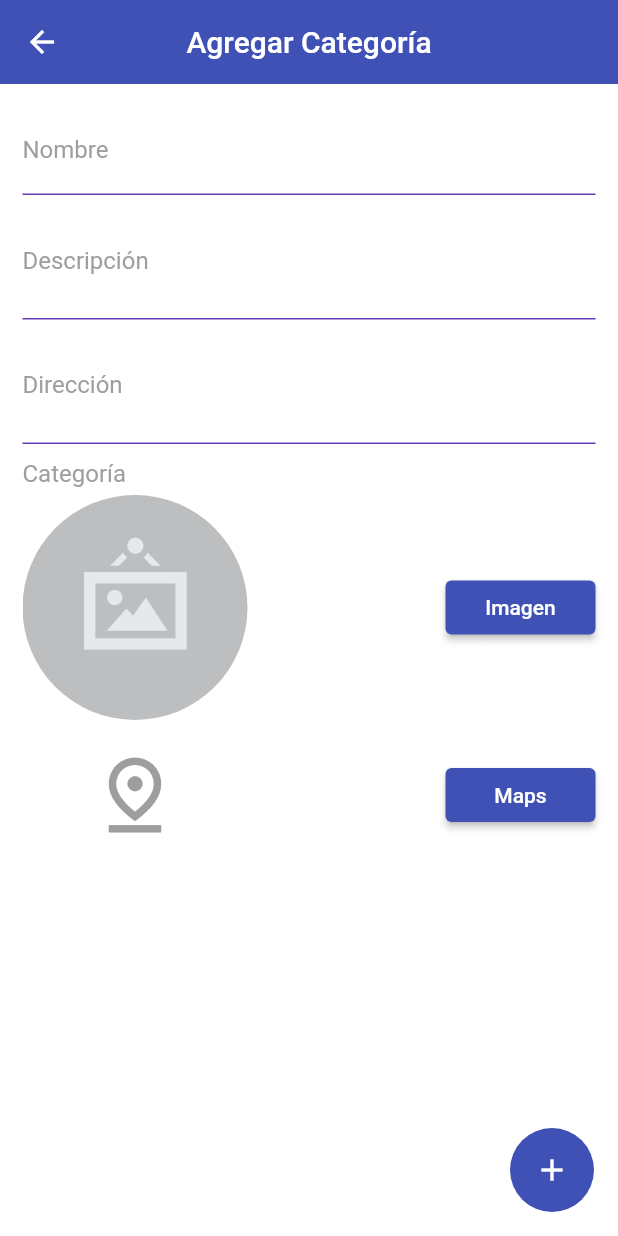
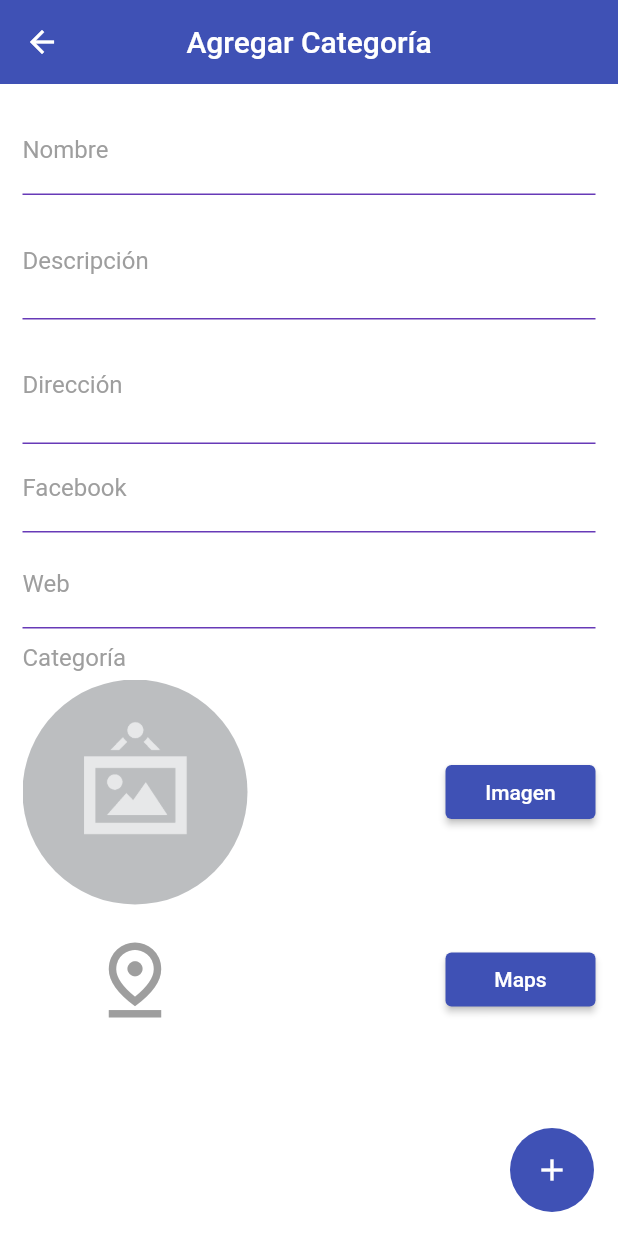
Before and after one commit to RobertoQuintero/lawebdepoza_flutter, a Flutter app: the HomeScreen screen opened by its route, after a tap on the "add" icon, on a phone screen of 412 x 824 dp. Run offline on Flutter 3.47's test engine with Material 2 defaults, Android fonts, the phone set to English and light mode, and no system bars; our stand-ins replace flutter_secure_storage, geolocator, google_maps_flutter, image_picker; accounts and stored records are empty; network calls fail.

Commit message:
Agrega geolocator para obtener ubicacion, modifica AddPlaceScreen para añadir facebook y web, Configura google maps

```diff
--- a/lib/models/place.dart
+++ b/lib/models/place.dart
@@ -12,7 +12,7 @@ class Place {
     required this.description,
     this.img,
     required this.address,
-    required this.coordinates,
+    this.coordinates,
     this.facebook = '',
     this.web = '',
     this.createdAt,
@@ -29,7 +29,7 @@ class Place {
   String description;
   String? img;
   String address;
-  Coordinates coordinates;
+  Coordinates? coordinates;
   String facebook;
   String web;
   DateTime? createdAt;
@@ -68,7 +68,7 @@ class Place {
         "description": description,
         "img": img,
         "address": address,
-        "coordinates": coordinates.toMap(),
+        "coordinates": coordinates!.toMap(),
         "facebook": facebook,
         "web": web,
         "updated_at": updatedAt!.toIso8601String(),
--- a/lib/screens/add_place_screen.dart
+++ b/lib/screens/add_place_screen.dart
@@ -81,9 +81,7 @@ class AddPlaceScreen extends StatelessWidget {
                         : 'Nombre muy corto';
                   },
                 ),
-                SizedBox(
-                  height: sizedboxHeight,
-                ),
+                SizedBox(height: sizedboxHeight),
                 TextFormField(
                   initialValue: place.address,
                   keyboardType: TextInputType.multiline,
@@ -97,6 +95,20 @@ class AddPlaceScreen extends StatelessWidget {
                         ? null
                         : 'Nombre muy corto';
                   },
+                ),
+                TextFormField(
+                  initialValue: place.facebook,
+                  decoration: InputDecorations.authInputDecoration(
+                      hintText: 'https://www.facebook...',
+                      labelText: 'Facebook'),
+                  onChanged: (value) => place.facebook = value,
+                ),
+                SizedBox(height: sizedboxHeight),
+                TextFormField(
+                  initialValue: place.web,
+                  decoration: InputDecorations.authInputDecoration(
+                      hintText: 'https://www...', labelText: 'Web'),
+                  onChanged: (value) => place.web = value,
                 ),
                 SizedBox(
                   height: sizedboxHeight,
@@ -133,7 +145,10 @@ class AddPlaceScreen extends StatelessWidget {
                 SizedBox(
                   height: sizedboxHeight + 15,
                 ),
-                _PickLocationRow()
+                _PickLocationRow(),
+                SizedBox(
+                  height: 80,
+                )
               ],
             ),
           ),
@@ -141,19 +156,26 @@ class AddPlaceScreen extends StatelessWidget {
   }
 }
 
-class _PickLocationRow extends StatelessWidget {
-  const _PickLocationRow({
-    Key? key,
-  }) : super(key: key);
+class _PickLocationRow extends StatefulWidget {
+  @override
+  __PickLocationRowState createState() => __PickLocationRowState();
+}
 
+class __PickLocationRowState extends State<_PickLocationRow> {
   @override
   Widget build(BuildContext context) {
+    final placesService = Provider.of<PlacesService>(context);
+    final place = placesService.selectedPlace;
     return Row(
       mainAxisAlignment: MainAxisAlignment.spaceBetween,
       children: [
         Container(
             width: 150,
-            child: Icon(Icons.pin_drop_outlined, color: Colors.grey, size: 60)),
+            child: Icon(Icons.pin_drop_outlined,
+                color: place.coordinates != null
+                    ? Theme.of(context).primaryColor
+                    : Colors.grey,
+                size: 60)),
         AppButton(
             width: 100,
             title: 'Maps',
@@ -161,7 +183,10 @@ class _PickLocationRow extends StatelessWidget {
               showModal(
                   context: context,
                   widget: MapWidget(),
-                  callback: () {},
+                  callback: () {
+                    setState(() {});
+                    Navigator.pop(context);
+                  },
                   title: 'Ubicación');
             })
       ],
--- a/lib/screens/home_screen.dart
+++ b/lib/screens/home_screen.dart
@@ -42,9 +42,8 @@ class HomeScreen extends StatelessWidget {
               ))),
       floatingActionButton: FloatingActionButton(
         onPressed: () {
-          final coordinates = Coordinates(lat: 0, lng: 0);
-          placesService.selectedPlace = new Place(
-              name: '', description: '', address: '', coordinates: coordinates);
+          placesService.selectedPlace =
+              new Place(name: '', description: '', address: '');
 
           Navigator.pushNamed(context, 'add-place');
         },
--- a/lib/screens/place_screen.dart
+++ b/lib/screens/place_screen.dart
@@ -88,7 +88,7 @@ class PlaceScreen extends StatelessWidget {
                         width: 30,
                       ),
                       TextButton(
-                          onPressed: () => urlLauncherMap(place.coordinates),
+                          onPressed: () => urlLauncherMap(place.coordinates!),
                           child: Text(
                             'Mapa',
                             style: TextStyle(fontSize: 15, color: Colors.red),
--- a/pubspec.yaml
+++ b/pubspec.yaml
@@ -25,6 +25,7 @@ dependencies:
   flutter:
     sdk: flutter
   flutter_secure_storage: ^5.0.2
+  geolocator: ^8.0.1
   google_maps_flutter: ^2.0.9
   http: ^0.13.3
   image_picker: ^0.8.4+1
```
Also changed, not shown: lib/helpers/determne_position.dart (added, +42 -0 lines), lib/widgets/map_widget.dart (+42 -27 lines), pubspec.lock, 2 other files.
